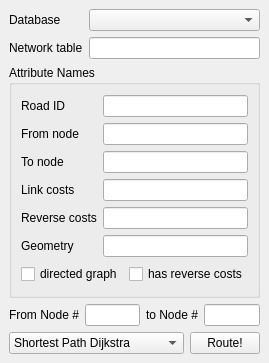
Before: the Qt Designer form ui_pgRoutingLayer.ui in anitagraser/pgRoutingLayer, drawn with Qt 5.
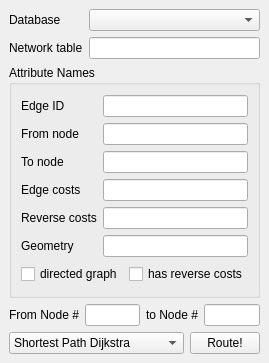
After: the same form once the commit is applied.

Commit message: + tooltips, renamed "road id" to "edge id"

```diff
--- a/ui_pgRoutingLayer.ui
+++ b/ui_pgRoutingLayer.ui
@@ -76,7 +76,7 @@
             <locale language="English" country="UnitedStates"/>
            </property>
            <property name="text">
-            <string>Road ID</string>
+            <string>Edge ID</string>
            </property>
           </widget>
          </item>
@@ -127,7 +127,7 @@
             <locale language="English" country="UnitedStates"/>
            </property>
            <property name="text">
-            <string>Link costs</string>
+            <string>Edge costs</string>
            </property>
           </widget>
          </item>
```
Left out of the diff: 41 changed lines with no effect on the pictures. The commit also changes 1 other file.
